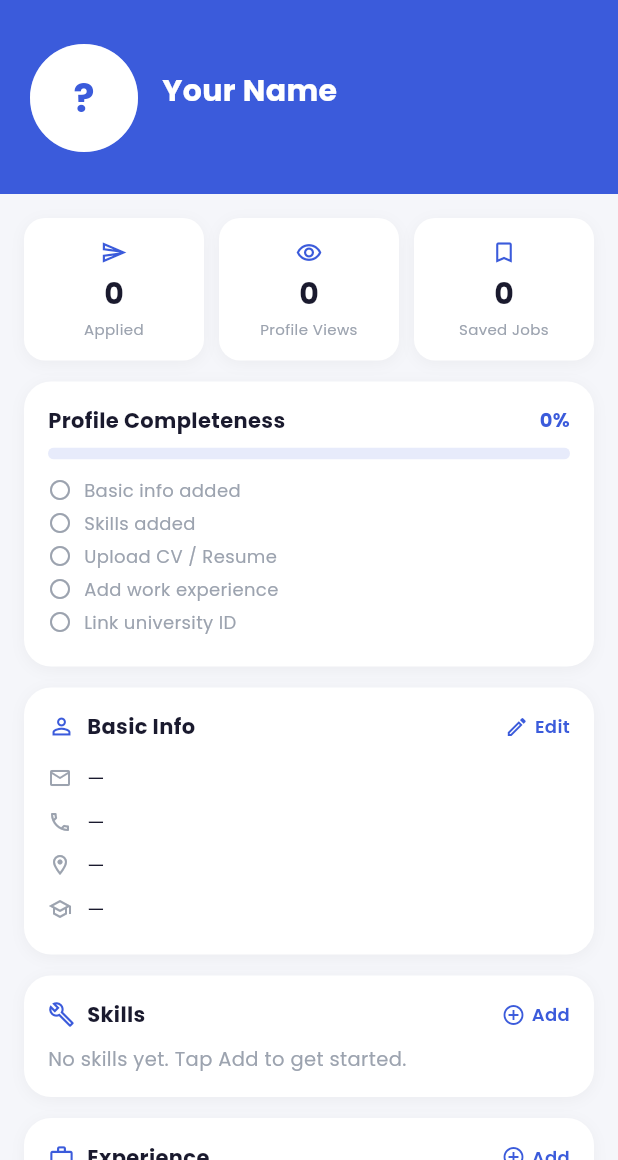
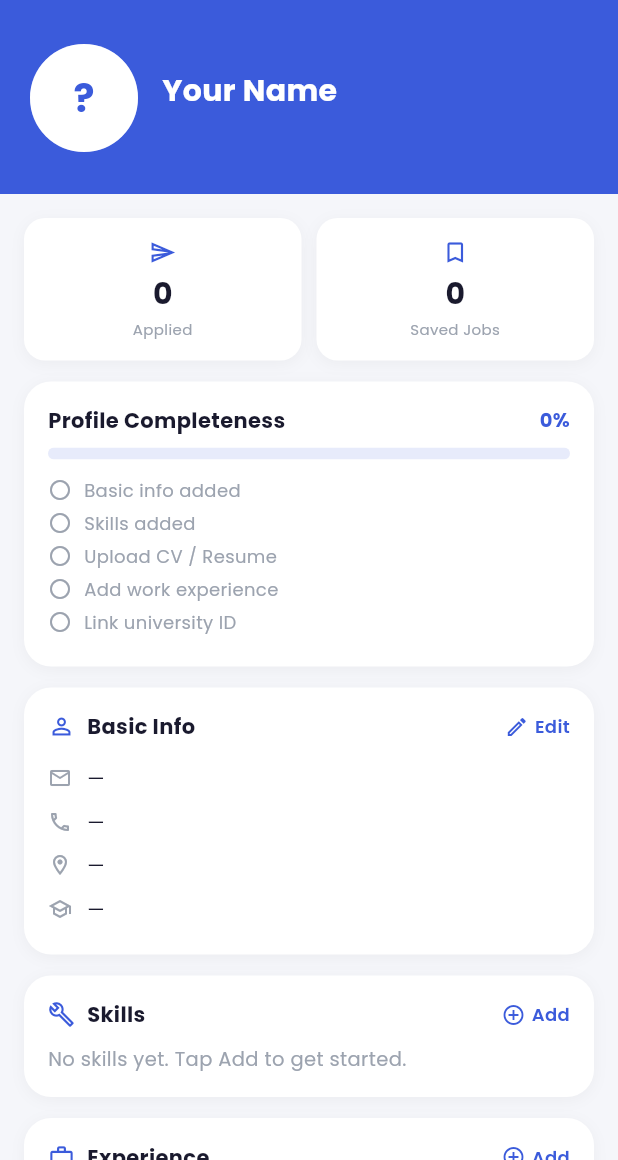
Before and after one commit to IfNusaibaCodes/TrustHire, a Flutter app: the ProfilePage screen opened directly, on a phone screen of 412 x 824 dp, the part 76-1236 px from its top. Run offline on Flutter 3.47's test engine with Material 3 defaults, Android fonts, the phone set to English and light mode, and no system bars; our stand-ins replace get, google_fonts, iconsax, smooth_page_indicator, supabase_flutter; accounts and stored records are empty.

Commit message:
Initial commit

```diff
--- a/lib/profile/profile_page.dart
+++ b/lib/profile/profile_page.dart
@@ -399,17 +399,15 @@ class _ProfilePageState extends State<ProfilePage> {
                   child: Column(
                     crossAxisAlignment: CrossAxisAlignment.start,
                     children: [
-
-                      // ── Stats ──────────────────────────────────────
                       Row(
                         children: [
                           statCard(Icons.send_outlined,
                               stats.appliedCount.toString(), 'Applied'),
+                          /*
                           const SizedBox(width: 10),
                           statCard(Icons.remove_red_eye_outlined,
-                              stats.profileViews.toString(), 'Profile Views'),
+                              stats.profileViews.toString(), 'Profile Views'),// no need bcz who's gonna view my profile duhh */
                           const SizedBox(width: 10),
-                          // In the statCard onTap for Saved Jobs:
                           statCard(
                             Icons.bookmark_border,
                             stats.savedCount.toString(),
```
